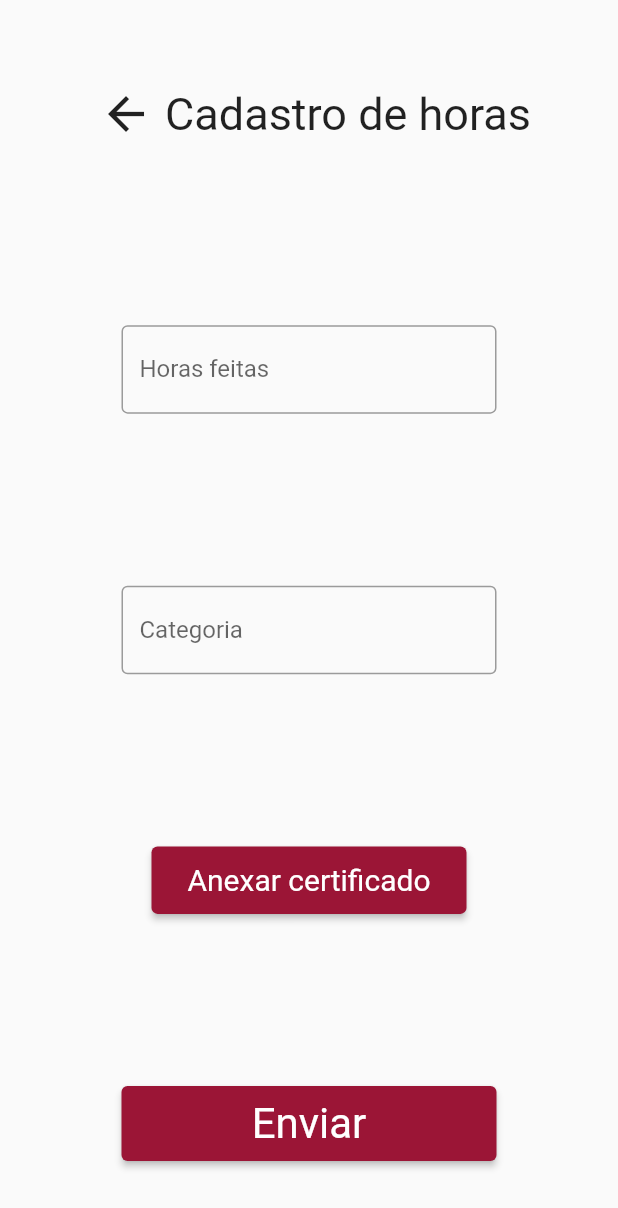
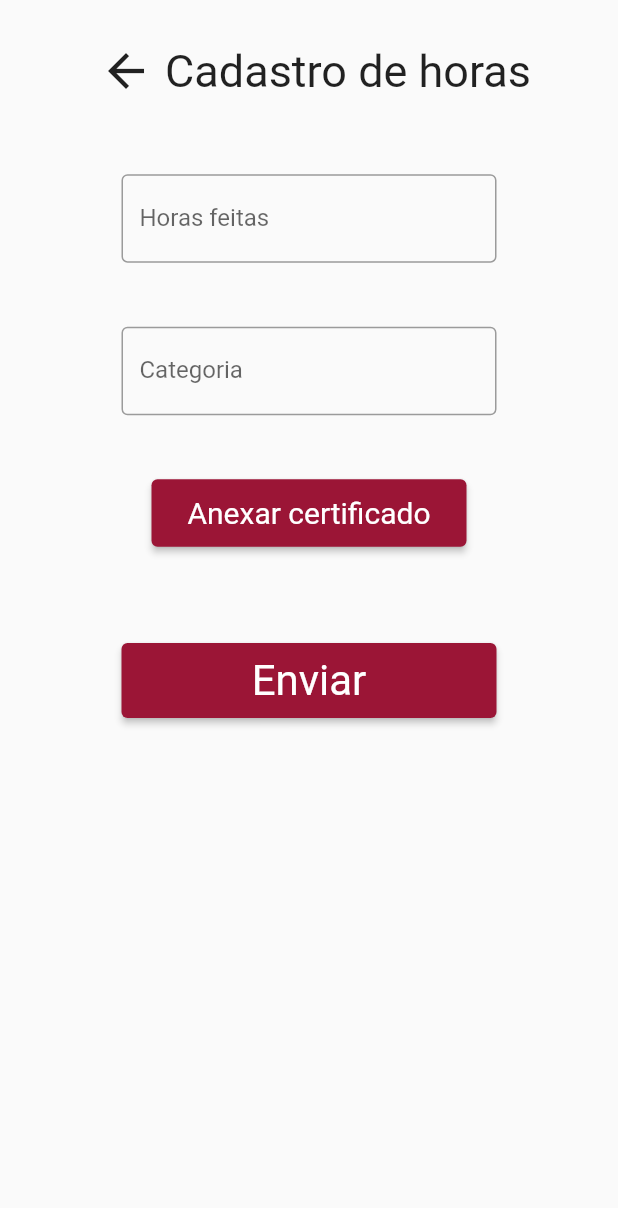
Before and after one commit to JonasCSilva/for_hour, a Flutter app: the screen it shows once a user with an empty profile is signed in, after a tap on "Cadastrar", on a phone screen of 412 x 824 dp. Shown: the top 1208 px of the screen. Run offline on Flutter 3.47's test engine with Material 2 defaults, Android fonts, the phone set to English and light mode, and no system bars; our stand-ins replace cloud_firestore, file_picker, firebase_auth, firebase_core, firebase_storage; missing offline and left inert: flutter_picker; accounts and stored records are empty.

```diff
--- a/lib/home_page.dart
+++ b/lib/home_page.dart
@@ -122,7 +122,7 @@ class _HomePageState extends State<HomePage> {
                       borderRadius: BorderRadius.circular(12), // <-- Radius
                     ),
                     backgroundColor: Colors.white,
-                    textStyle: const TextStyle(fontSize: 20)),
+                    textStyle: const TextStyle(fontSize: 18)),
                 onPressed: () {
                   Navigator.of(context).push(MaterialPageRoute(
                       builder: (context) => const RegisterPage()));
@@ -154,7 +154,7 @@ class _HomePageState extends State<HomePage> {
                       borderRadius: BorderRadius.circular(12),
                     ),
                     backgroundColor: Colors.white,
-                    textStyle: const TextStyle(fontSize: 20)),
+                    textStyle: const TextStyle(fontSize: 18)),
                 onPressed: () => _signOut(),
                 child: Column(
                     mainAxisAlignment: MainAxisAlignment.spaceAround,
--- a/lib/login_page.dart
+++ b/lib/login_page.dart
@@ -39,11 +39,14 @@ class _LoginPageState extends State<LoginPage> {
       child: Form(
           key: _formKey,
           child: Center(
+              child: ConstrainedBox(
+            constraints: const BoxConstraints(maxHeight: 400),
             child: Column(
                 mainAxisAlignment: MainAxisAlignment.center,
                 children: <Widget>[
+                  const Expanded(flex: 1, child: SizedBox.shrink()),
                   const Text('Bem-vindo', style: TextStyle(fontSize: 50)),
-                  const SizedBox(height: 120),
+                  const Expanded(flex: 4, child: SizedBox.shrink()),
                   ConstrainedBox(
                       constraints: const BoxConstraints.tightFor(width: 250),
                       child: TextFormField(
@@ -59,7 +62,7 @@ class _LoginPageState extends State<LoginPage> {
                           labelText: 'Email Address',
                         ),
                       )),
-                  const SizedBox(height: 30),
+                  const Expanded(flex: 1, child: SizedBox.shrink()),
                   ConstrainedBox(
                       constraints: const BoxConstraints.tightFor(width: 250),
                       child: TextFormField(
@@ -76,7 +79,7 @@ class _LoginPageState extends State<LoginPage> {
                           labelText: 'Password',
                         ),
                       )),
-                  const SizedBox(height: 60),
+                  const Expanded(flex: 2, child: SizedBox.shrink()),
                   ConstrainedBox(
                       constraints:
                           const BoxConstraints.tightFor(width: 280, height: 50),
@@ -87,8 +90,9 @@ class _LoginPageState extends State<LoginPage> {
                         onPressed: () => _login(),
                         child: const Text('Login'),
                       )),
+                  const Expanded(flex: 1, child: SizedBox.shrink()),
                 ]),
-          )),
+          ))),
     ));
   }
 }
--- a/lib/register_page.dart
+++ b/lib/register_page.dart
@@ -1,4 +1,9 @@
+import 'dart:io';
+import 'dart:typed_data';
+
 import 'package:cloud_firestore/cloud_firestore.dart';
+import 'package:file_picker/file_picker.dart';
+import 'package:firebase_storage/firebase_storage.dart';
 import 'package:flutter/material.dart';
 import 'package:flutter_picker/flutter_picker.dart';
 import 'package:for_hour/home_page.dart';
@@ -17,14 +22,18 @@ class _RegisterPageState extends State<RegisterPage> {
   final _hoursController = TextEditingController();
   final _categoryController = TextEditingController();
 
+  PlatformFile? _file;
+
   _addCertificate() async {
-    if (_formKey.currentState!.validate()) {
+    if (_formKey.currentState!.validate() && _file != null) {
       DocumentReference doc = await FirebaseFirestore.instance
           .collection("users/tIeMjnsFX2Ur69clWHgJvCxxltc2/certificates")
           .add({
         "hours": int.parse(_hoursController.text),
         "category": _categoryController.text,
       });
+
+      _upload(doc.id);
 
       if (!mounted) return;
 
@@ -48,6 +57,28 @@ class _RegisterPageState extends State<RegisterPage> {
     }
   }
 
+  _pickFile() async {
+    FilePickerResult? result = await FilePicker.platform.pickFiles();
+
+    setState(() {
+      _file = result?.files.first;
+    });
+  }
+
+  _upload(String id) async {
+    if (_file?.bytes != null) {
+      try {
+        final storageRef = FirebaseStorage.instance.ref('users/tIeMjnsFX2Ur69clWHgJvCxxltc2/$id');
+
+        await storageRef.putData(_file!.bytes!);
+      } catch (e) {
+        print(e);
+      }
+    } else {
+      throw Exception('No bytes!');
+    }
+  }
+
   @override
   void dispose() {
     _hoursController.dispose();
@@ -58,12 +89,14 @@ class _RegisterPageState extends State<RegisterPage> {
   Widget build(BuildContext context) {
     return Scaffold(
         body: SafeArea(
-      minimum: const EdgeInsets.only(top: 50, bottom: 50),
       child: Form(
           key: _formKey,
+          child: ConstrainedBox(
+            constraints: const BoxConstraints(maxHeight: 500),
             child: Column(
-            mainAxisAlignment: MainAxisAlignment.spaceBetween,
+                mainAxisAlignment: MainAxisAlignment.center,
                 children: <Widget>[
+                  const Expanded(flex: 1, child: SizedBox.shrink()),
                   Row(mainAxisAlignment: MainAxisAlignment.center, children: [
                     IconButton(
                         iconSize: 36,
@@ -73,8 +106,10 @@ class _RegisterPageState extends State<RegisterPage> {
                         icon: const Icon(
                           Icons.arrow_back,
                         )),
-                const Text('Cadastro de horas', style: TextStyle(fontSize: 30)),
+                    const Text('Cadastro de horas',
+                        style: TextStyle(fontSize: 30)),
                   ]),
+                  const Expanded(flex: 2, child: SizedBox.shrink()),
                   ConstrainedBox(
                       constraints: const BoxConstraints.tightFor(width: 250),
                       child: TextFormField(
@@ -92,6 +127,7 @@ class _RegisterPageState extends State<RegisterPage> {
                           labelText: 'Horas feitas',
                         ),
                       )),
+                  const Expanded(flex: 2, child: SizedBox.shrink()),
                   ConstrainedBox(
                       constraints: const BoxConstraints.tightFor(width: 250),
                       child: TextFormField(
@@ -109,6 +145,7 @@ class _RegisterPageState extends State<RegisterPage> {
                           labelText: 'Categoria',
                         ),
                       )),
+                  const Expanded(flex: 2, child: SizedBox.shrink()),
                   ConstrainedBox(
                       constraints:
                           const BoxConstraints.tightFor(width: 210, height: 45),
@@ -116,13 +153,11 @@ class _RegisterPageState extends State<RegisterPage> {
                         style: ElevatedButton.styleFrom(
                             backgroundColor: const Color(0xff9b1536),
                             textStyle: const TextStyle(fontSize: 20)),
-                    onPressed: () {
-                      ScaffoldMessenger.of(context).showSnackBar(const SnackBar(
-                        content: Text('Not implemented!'),
-                      ));
-                    },
-                    child: const Text('Anexar certificado'),
+                        onPressed: () => _pickFile(),
+                        child: Text(_file != null ? 'Mudar certificado' :'Anexar certificado'),
                       )),
+                  if (_file != null) Text('Nome do certificado: ${_file!.name!}'),
+                  const Expanded(flex: 3, child: SizedBox.shrink()),
                   ConstrainedBox(
                       constraints:
                           const BoxConstraints.tightFor(width: 250, height: 50),
@@ -133,8 +168,9 @@ class _RegisterPageState extends State<RegisterPage> {
                         onPressed: () => _addCertificate(),
                         child: const Text('Enviar'),
                       )),
+                  const Expanded(flex: 1, child: SizedBox.shrink()),
                 ]),
-      ),
+          )),
     ));
   }
 }
--- a/pubspec.yaml
+++ b/pubspec.yaml
@@ -40,6 +40,8 @@ dependencies:
   firebase_auth: ^4.0.1
   cloud_firestore: ^4.0.1
   flutter_picker: ^2.0.5
+  firebase_storage: ^11.0.5
+  file_picker: ^5.2.2
 
 dev_dependencies:
   flutter_test:
```
Also changed, not shown: lib/firebase_options.dart, pubspec.lock, 1 other file. Lines whose indentation alone changed are shown as unchanged.
